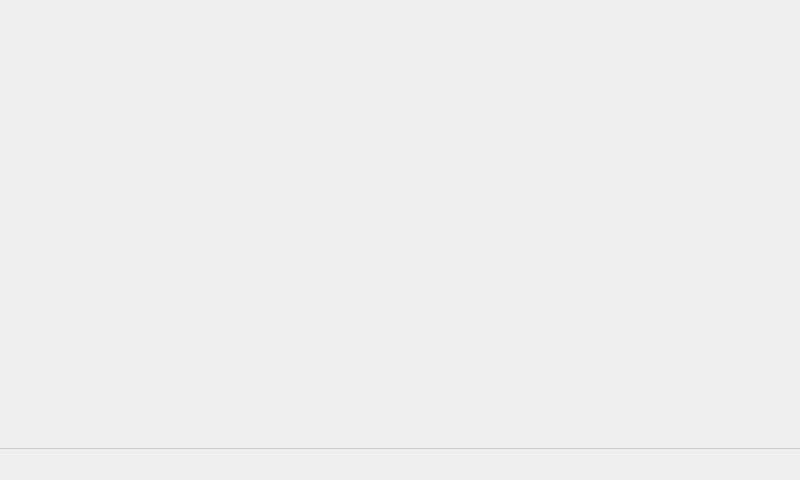
This is ClientApp/qt/mainwindow_qt.ui in re3Dprinting/touchscreen as Qt 5 draws it before an edit. The edited form follows.
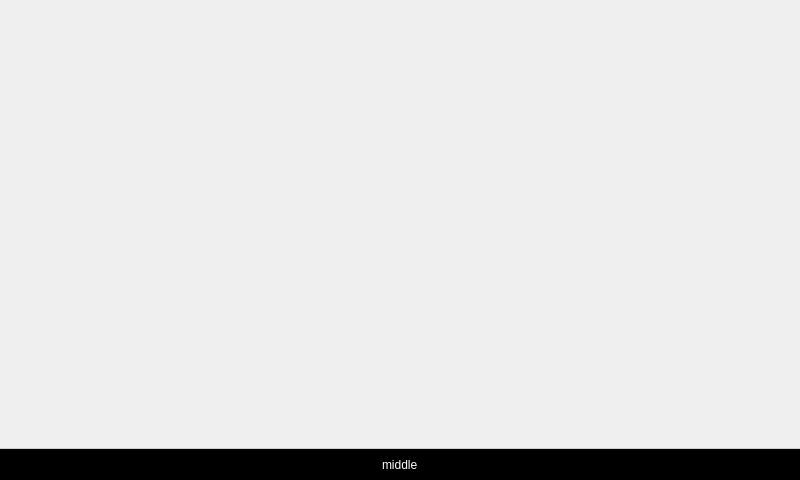
This is the edited form.

```diff
--- a/ClientApp/qt/mainwindow_qt.ui
+++ b/ClientApp/qt/mainwindow_qt.ui
@@ -43,7 +43,7 @@
     </sizepolicy>
    </property>
    <property name="styleSheet">
-    <string notr="true">* { border-top: 1px solid #ccc; }</string>
+    <string notr="true">* { border-top: 1px solid #ccc; background: black; color: white; }</string>
    </property>
    <layout class="QHBoxLayout" name="horizontalLayout">
     <property name="leftMargin">
@@ -81,7 +81,7 @@
     <item>
      <widget class="QLabel" name="middle">
       <property name="text">
-       <string/>
+       <string>middle</string>
       </property>
      </widget>
     </item>
```
